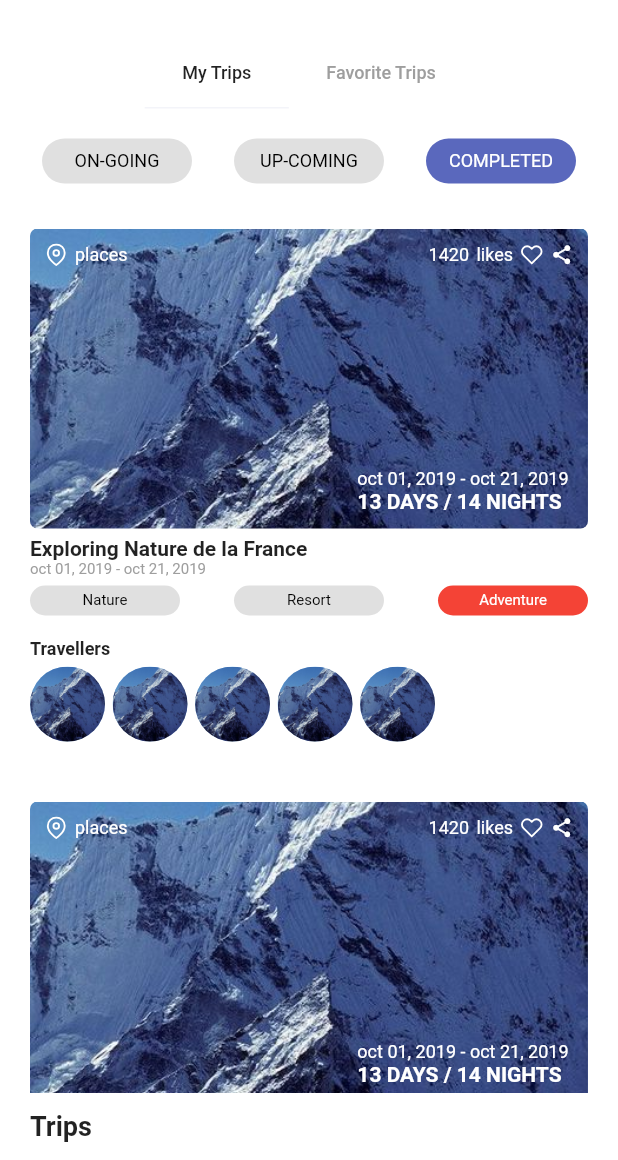
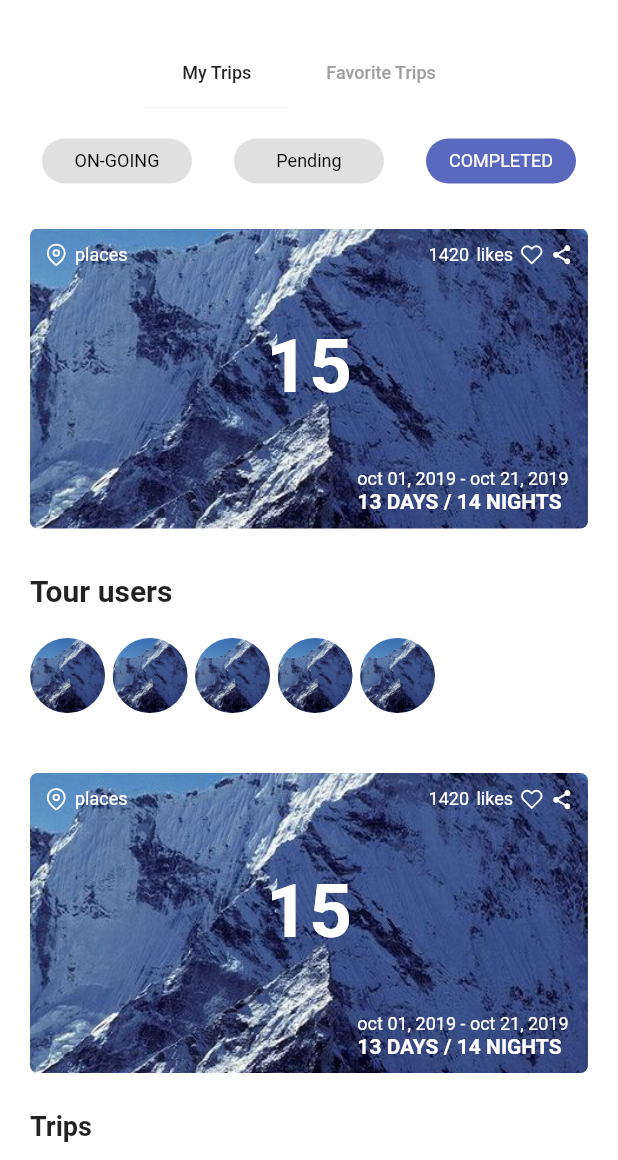
Before and after one commit to peterwafik/Gawla_TourGuide_App, a Flutter app: the Trips screen opened directly, on a phone screen of 412 x 824 dp, the part 76-1236 px from its top. Run offline on Flutter 3.47's test engine with Material 2 defaults, Android fonts, the phone set to English and light mode, and no system bars; our stand-ins replace bloc, dots_indicator, equatable, flutter_bloc, flutter_credit_card, flutter_icons and 2 more; missing offline and left inert: flutter_point_tab_bar; network calls fail; Roboto replaces fonts that are missing (Ubuntu-Regular).

Commit message:
version 2.1

```diff
--- a/lib/constants.dart
+++ b/lib/constants.dart
@@ -6,6 +6,9 @@ import 'dart:ui';
 
 const kPrimaryColor = Color(0xFF5A68BD);
 const kPrimaryLightColor = Color(0xFFF1F1FB);
+const colorDark= Color(0xFF5d69b3);
+const colorMedium= Color(0xFF989acd);
+const colorLight= Color(0xFFf1f1f9);
 class AppColors{
   static final Color textColor1= Color(0xFF989acd);
   static final Color textColor2 = Color(0xFF878593);
--- a/lib/pages/create_tour_page.dart
+++ b/lib/pages/create_tour_page.dart
@@ -19,6 +19,7 @@ class _CreateTourPageState extends State<CreateTourPage> {
   @override
   Widget build(BuildContext context) {
     return Scaffold(
+
       body: SingleChildScrollView(
         child: Container(
           width: double.maxFinite,
--- a/lib/pages/navPages/trips.dart
+++ b/lib/pages/navPages/trips.dart
@@ -96,7 +96,7 @@ class _TripsState extends State<Trips> with SingleTickerProviderStateMixin {
                           ),
                           child: Center(
                             child: Text(
-                              'UP-COMING',
+                              'Pending',
                               style: TextStyle(
                                 fontSize: 12,
                                 fontFamily: 'Ubuntu-Regular',
--- a/lib/pages/tour_page.dart
+++ b/lib/pages/tour_page.dart
@@ -5,14 +5,11 @@ import 'package:gawla/components/custom_bottom_nav_bar.dart';
 import 'package:gawla/constants.dart';
 import 'package:gawla/cubit/cubit_states.dart';
 import 'package:gawla/cubit/cubits.dart';
-import 'package:gawla/pages/navPages/home_page.dart';
 import 'package:gawla/widgets/app_button.dart';
 import 'package:gawla/widgets/app_large_text.dart';
 import 'package:gawla/widgets/app_text.dart';
 
-import 'navPages/contact_page.dart';
-import 'navPages/edit_profile_page.dart';
-import 'navPages/profile_page.dart';
+
 
 class TourPage extends StatefulWidget {
   const TourPage({Key? key}) : super(key: key);
--- a/lib/tabs/mytrips.dart
+++ b/lib/tabs/mytrips.dart
@@ -22,6 +22,7 @@ class _MyTripsState extends State<MyTrips> {
             mainAxisAlignment: MainAxisAlignment.start,
             crossAxisAlignment: CrossAxisAlignment.start,
             children: [
+              //Tour Card
               Container(
                 height: 200,
                 width: MediaQuery.of(context).size.width - 30,
@@ -34,6 +35,7 @@ class _MyTripsState extends State<MyTrips> {
                 ),
                 child: Column(
                   children: [
+                    //the place card internal decorations created using the below 3 widgets
                     Align(
                       alignment: Alignment.topLeft,
                       child: Padding(
@@ -89,6 +91,8 @@ class _MyTripsState extends State<MyTrips> {
                       ),
                     ),
                     Spacer(),
+                    Align(alignment: Alignment.center,child: Text("15",style: const TextStyle(fontSize:50,fontWeight: FontWeight.bold,color: Colors.white))),
+                    Spacer(),
                     Align(
                       alignment: Alignment.bottomRight,
                       child: Padding(
@@ -120,23 +124,8 @@ class _MyTripsState extends State<MyTrips> {
                   ],
                 ),
               ),
-              SizedBox(height: 5),
-              Text(
-                'Exploring Nature de la France',
-                style: TextStyle(
-                  fontWeight: FontWeight.bold,
-                  fontFamily: 'Ubuntu-Regular',
-                ),
-              ),
-              Text(
-                'oct 01, 2019 - oct 21, 2019',
-                style: TextStyle(
-                  fontSize: 10,
-                  color: Colors.grey,
-                  fontFamily: 'Ubuntu-Regular',
-                ),
-              ),
-              SizedBox(height: 5),
+              SizedBox(height: 15),
+              /*
               Row(
                 mainAxisAlignment: MainAxisAlignment.spaceBetween,
                 children: [
@@ -195,19 +184,21 @@ class _MyTripsState extends State<MyTrips> {
                     ),
                   ),
                 ],
-              ),
+              ),*/
+              //"Tour users" text
               Padding(
                 padding: const EdgeInsets.only(top: 15.0),
                 child: Text(
-                  'Travellers',
+                  'Tour users',
                   style: TextStyle(
                     fontWeight: FontWeight.bold,
-                    fontSize: 12,
+                    fontSize: 20,
                     fontFamily: 'Ubuntu-Regular',
                   ),
                 ),
               ),
-              SizedBox(height: 5),
+              SizedBox(height: 20),
+              //users circles
               Container(
                 height: 50,
                 child: ListView.builder(
--- a/lib/widgets/postsitem.dart
+++ b/lib/widgets/postsitem.dart
@@ -1,5 +1,4 @@
 import 'dart:math';
-
 import 'package:flutter/cupertino.dart';
 import 'package:flutter/material.dart';
 import 'package:flutter_bloc/flutter_bloc.dart';
@@ -14,6 +13,8 @@ class PostItem extends StatefulWidget {
 }
 
 class _PostItemState extends State<PostItem> {
+  List images = ["destination1.jpg","destination2.jpg","destination3.jpg"];
+
   @override
   Widget build(BuildContext context) {
     return BlocBuilder<Cubits,CubitStates>(
@@ -38,7 +39,7 @@ class _PostItemState extends State<PostItem> {
               decoration: BoxDecoration(
                 borderRadius: BorderRadius.circular(5),
                 image: DecorationImage(
-                  image: NetworkImage(tourInfo[1].img),
+                  image: AssetImage("assets/img/"+images[index]),
                   fit: BoxFit.cover,
                 ),
               ),
--- a/lib/widgets/saveitem.dart
+++ b/lib/widgets/saveitem.dart
@@ -13,6 +13,8 @@ class SavedItem extends StatefulWidget {
 }
 
 class _SavedItemState extends State<SavedItem> {
+  List images = ["destination1.jpg","destination2.jpg","destination3.jpg"];
+
   @override
   Widget build(BuildContext context) {
     final totalDots = 4;
@@ -46,7 +48,7 @@ class _SavedItemState extends State<SavedItem> {
                         decoration: BoxDecoration(
                           borderRadius: BorderRadius.circular(10),
                           image: DecorationImage(
-                              image: NetworkImage(tourInfo[1].img),
+                              image: AssetImage("assets/img/"+images[index]),
                               fit: BoxFit.cover),
                         ),
                         child: Column(
--- a/pubspec.yaml
+++ b/pubspec.yaml
@@ -115,6 +115,7 @@ flutter:
     - assets/Authentication/icons/
     - assets/Authentication/images/
     - assets/img/
+    - assets/ranks/
 
   # An image asset can refer to one or more resolution-specific "variants", see
   # https://flutter.dev/assets-and-images/#resolution-aware.
```
Also changed, not shown: lib/pages/navPages/home_page.dart (+9 -1 lines), lib/pages/navPages/newsfeed.dart (+9 -0 lines), lib/widgets/storyitem.dart (+7 -5 lines), assets/img/destination1.jpg (added), assets/img/destination2.jpg (added), assets/img/destination3.jpg (added), assets/ranks/rank1.jpg (added), assets/ranks/rank1.png (added), assets/ranks/rank2.jpg (added), assets/ranks/rank3.jpg (added), assets/ranks/rank4.jpg (added), assets/ranks/rank5.jpg (added).
